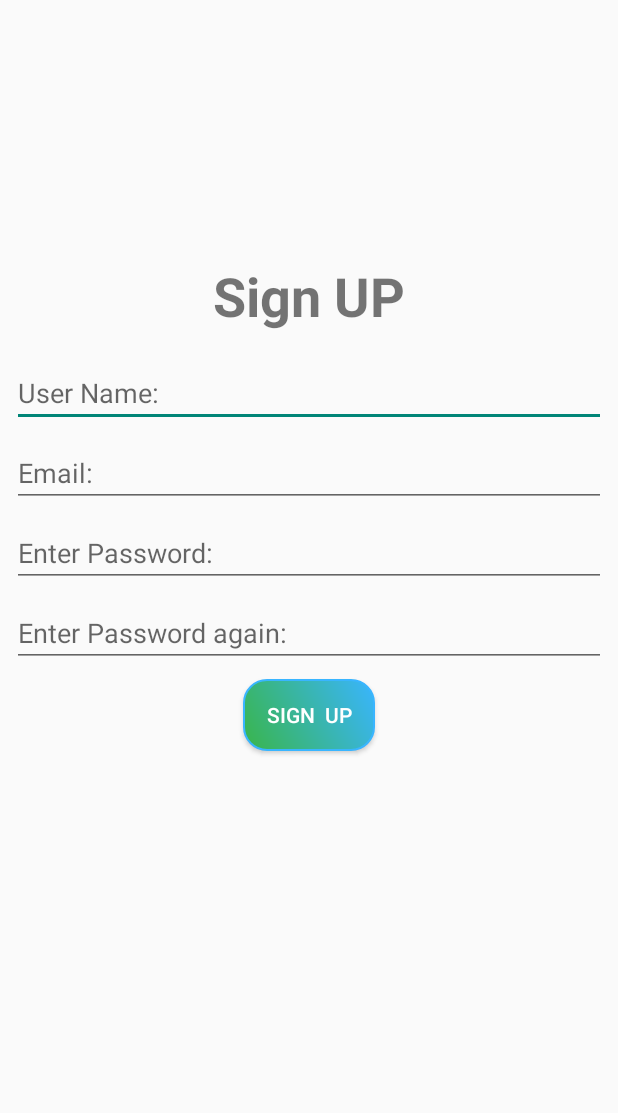
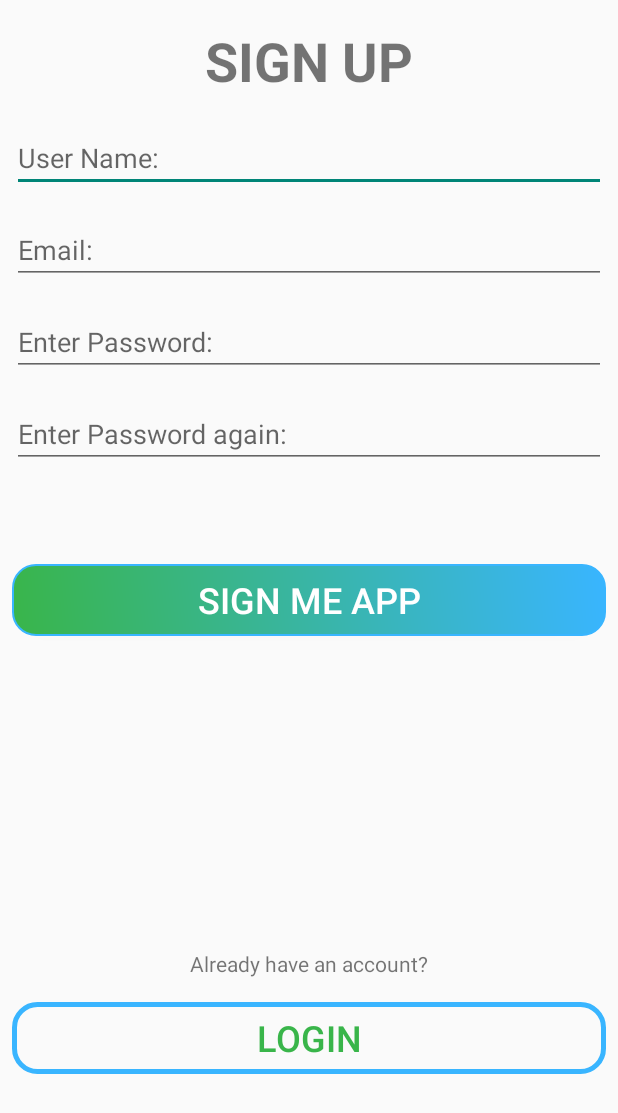
Before and after one commit to dudu4646/LockedApp, an Android app: the Register screen opened directly, with no data from a screen before it, on a phone screen of 412 x 824 dp. Shown: the top 1113 px of the screen. Run offline under Robolectric (Android 15) with nearby library versions, the phone set to English and light mode, and no system bars; our stand-ins replace Firebase (no records; nobody signed in at launch, a user with empty details on screens opened directly).

Commit message:
19/10 13:45 Register layout

```diff
--- a/app/src/main/AndroidManifest.xml
+++ b/app/src/main/AndroidManifest.xml
@@ -43,6 +43,7 @@
             android:theme="@style/DialogTheme" />
         <activity
             android:name=".Activities.Register"
+            android:windowSoftInputMode="adjustPan"
             android:configChanges="orientation"
             android:screenOrientation="portrait"
             android:theme="@style/Theme.AppCompat.Light.NoActionBar" />
@@ -53,6 +54,7 @@
             android:theme="@style/Theme.AppCompat.Light.NoActionBar" />
         <activity
             android:name=".Activities.MainActivity"
+            android:windowSoftInputMode="adjustPan"
             android:configChanges="orientation"
             android:screenOrientation="portrait"
             android:theme="@style/Theme.AppCompat.Light.NoActionBar">
--- a/app/src/main/java/packet/com/lockedappproject/Activities/bluetooth.java
+++ b/app/src/main/java/packet/com/lockedappproject/Activities/bluetooth.java
@@ -123,7 +123,10 @@ public class bluetooth extends AppCompatActivity implements BlueAdapter.BlueCB,
     protected void onDestroy() {
         super.onDestroy();
         unregisterReceiver(receiver);
-        bThread.cancel();
+        try {
+            bThread.cancel();
+        } catch (Exception e) {
+        }
     }
 
     @Override
--- a/app/src/main/res/layout/activity_register.xml
+++ b/app/src/main/res/layout/activity_register.xml
@@ -10,14 +10,14 @@
         android:id="@+id/textView5"
         android:layout_width="wrap_content"
         android:layout_height="wrap_content"
-        android:layout_marginTop="8dp"
-        android:text="Sign UP"
+        android:layout_marginTop="16dp"
+        android:text="SIGN UP"
         android:textSize="36sp"
         android:textStyle="bold"
         app:layout_constraintEnd_toEndOf="parent"
         app:layout_constraintHorizontal_bias="0.5"
         app:layout_constraintStart_toStartOf="parent"
-        app:layout_constraintTop_toTopOf="@+id/guideline23" />
+        app:layout_constraintTop_toTopOf="parent" />
 
     <EditText
         android:id="@+id/nick"
@@ -37,7 +37,7 @@
         android:id="@+id/email"
         android:layout_width="0dp"
         android:layout_height="wrap_content"
-        android:layout_marginTop="8dp"
+        android:layout_marginTop="16dp"
         android:ems="10"
         android:hint="Email:"
         android:inputType="textEmailAddress"
@@ -45,18 +45,11 @@
         app:layout_constraintStart_toStartOf="@+id/nick"
         app:layout_constraintTop_toBottomOf="@+id/nick" />
 
-    <androidx.constraintlayout.widget.Guideline
-        android:id="@+id/guideline23"
-        android:layout_width="wrap_content"
-        android:layout_height="wrap_content"
-        android:orientation="horizontal"
-        app:layout_constraintGuide_percent="0.2" />
-
     <EditText
         android:id="@+id/pass"
         android:layout_width="0dp"
         android:layout_height="wrap_content"
-        android:layout_marginTop="8dp"
+        android:layout_marginTop="16dp"
         android:ems="10"
         android:hint="Enter Password:"
         android:inputType="textPassword"
@@ -68,7 +61,7 @@
         android:id="@+id/repass"
         android:layout_width="0dp"
         android:layout_height="wrap_content"
-        android:layout_marginTop="8dp"
+        android:layout_marginTop="16dp"
         android:ems="10"
         android:hint="Enter Password again:"
         android:inputType="textPassword"
@@ -78,17 +71,43 @@
 
     <Button
         android:id="@+id/signUp"
-        android:layout_width="wrap_content"
+        android:layout_width="0dp"
         android:layout_height="wrap_content"
         android:layout_marginStart="8dp"
-        android:layout_marginTop="8dp"
+        android:layout_marginTop="64dp"
         android:layout_marginEnd="8dp"
         android:background="@drawable/main_button"
         android:scrollIndicators="start|end|right"
         android:scrollbars="vertical"
-        android:text="SIGN  UP"
+        android:text="SIGN ME APP"
         android:textColor="#ffffff"
+        android:textSize="24sp"
         app:layout_constraintEnd_toEndOf="parent"
         app:layout_constraintStart_toStartOf="parent"
         app:layout_constraintTop_toBottomOf="@+id/repass" />
+
+    <TextView
+        android:id="@+id/textView23"
+        android:layout_width="wrap_content"
+        android:layout_height="wrap_content"
+        android:layout_marginBottom="16dp"
+        android:text="Already have an account?"
+        app:layout_constraintBottom_toTopOf="@+id/button"
+        app:layout_constraintEnd_toEndOf="parent"
+        app:layout_constraintStart_toStartOf="parent" />
+
+    <Button
+        android:id="@+id/button"
+        android:layout_width="0dp"
+        android:layout_height="wrap_content"
+        android:layout_marginStart="8dp"
+        android:layout_marginEnd="8dp"
+        android:layout_marginBottom="108dp"
+        android:background="@drawable/blue_card"
+        android:text="LOGIN"
+        android:textColor="#39b54a"
+        android:textSize="24sp"
+        app:layout_constraintBottom_toBottomOf="parent"
+        app:layout_constraintEnd_toEndOf="parent"
+        app:layout_constraintStart_toStartOf="parent" />
 </androidx.constraintlayout.widget.ConstraintLayout>
```
